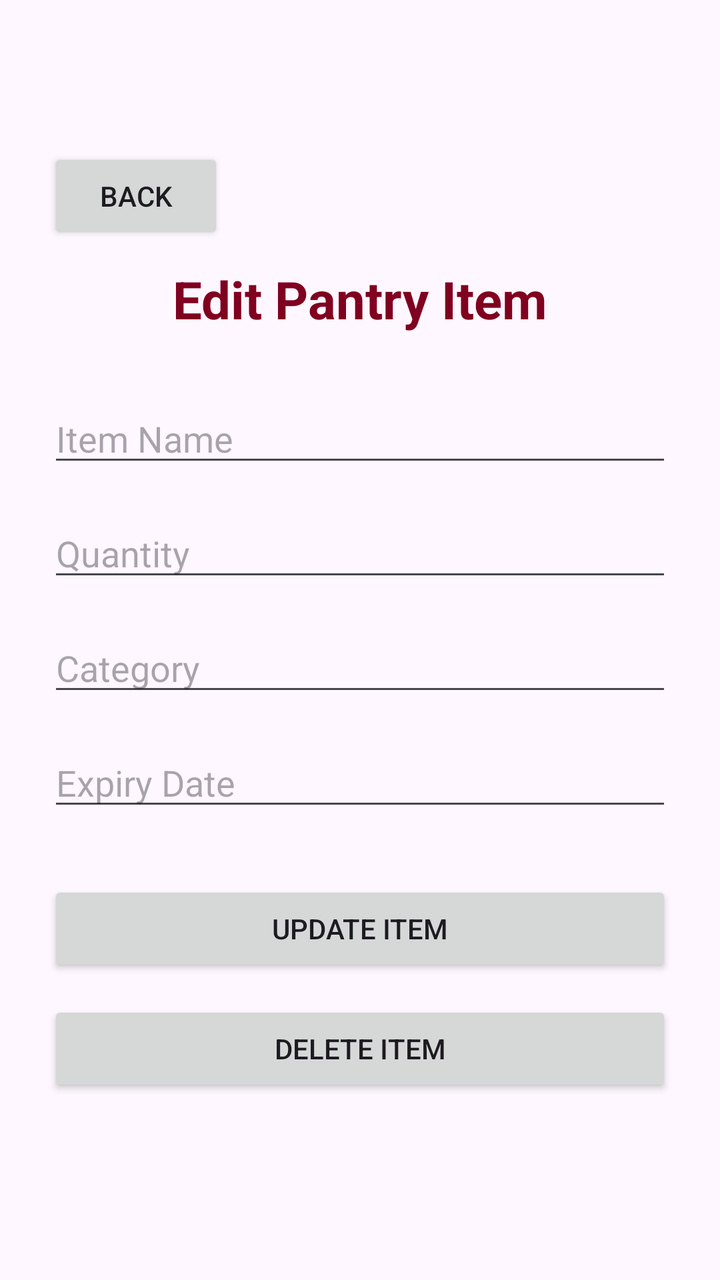
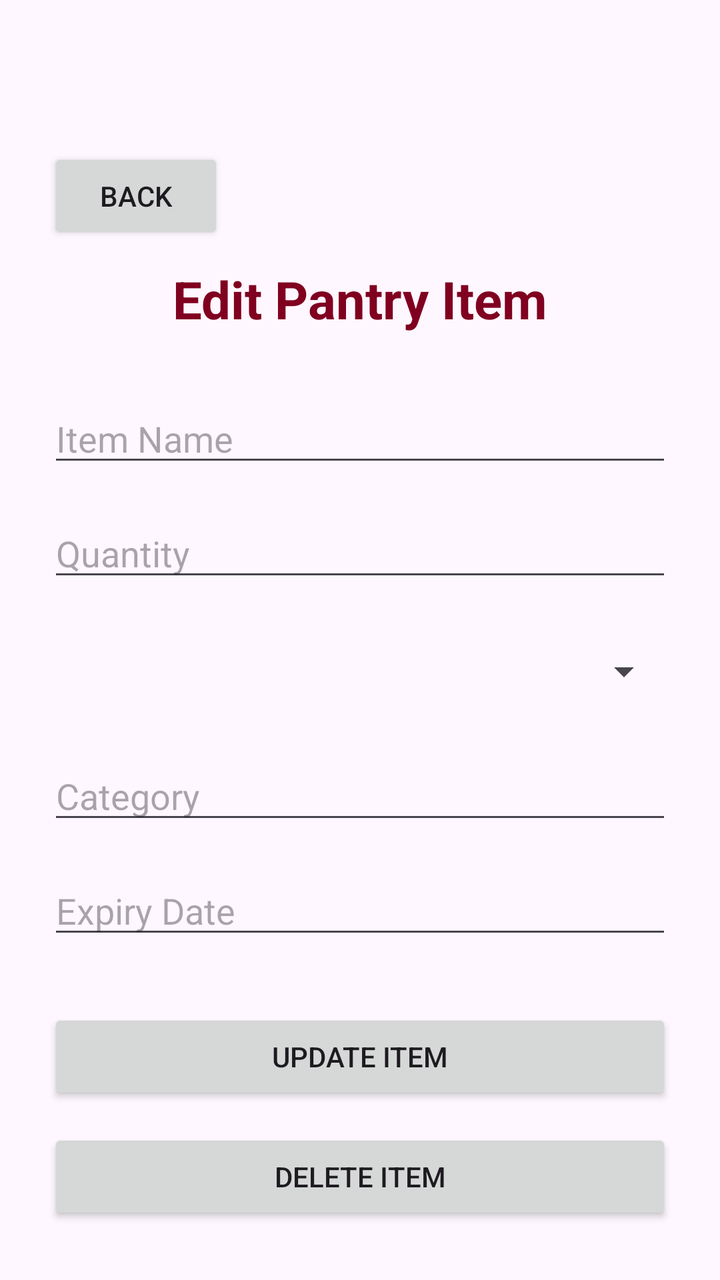

Screens rendered from an Android XML layout before and after an edit, with the pre-edit source and the edit as a unified diff.
<!-- AndroidManifest.xml: application theme Theme.SmartPantryManager -->
<!-- res/layout/activity_edit_item.xml -->
<?xml version="1.0" encoding="utf-8"?>
<androidx.constraintlayout.widget.ConstraintLayout
    xmlns:android="http://schemas.android.com/apk/res/android"
    xmlns:app="http://schemas.android.com/apk/res-auto"
    android:id="@+id/main"
    android:layout_width="match_parent"
    android:layout_height="match_parent"
    android:padding="24dp">

    <Button
        android:id="@+id/backToPantryButton"
        android:layout_width="wrap_content"
        android:layout_height="wrap_content"
        android:text="Back"
        app:layout_constraintTop_toTopOf="parent"
        app:layout_constraintStart_toStartOf="parent"
        android:layout_marginTop="50dp" />

    <TextView
        android:id="@+id/editItemTitle"
        android:layout_width="wrap_content"
        android:layout_height="wrap_content"
        android:text="Edit Pantry Item"
        android:textSize="26sp"
        android:textStyle="bold"
        android:textColor="#800020"
        app:layout_constraintTop_toBottomOf="@id/backToPantryButton"
        app:layout_constraintStart_toStartOf="parent"
        app:layout_constraintEnd_toEndOf="parent"
        android:layout_marginTop="10dp" />

    <EditText
        android:id="@+id/editItemNameInput"
        android:layout_width="0dp"
        android:layout_height="wrap_content"
        android:hint="Item Name"
        android:inputType="text"
        app:layout_constraintTop_toBottomOf="@id/editItemTitle"
        app:layout_constraintStart_toStartOf="parent"
        app:layout_constraintEnd_toEndOf="parent"
        android:layout_marginTop="30dp" />

    <EditText
        android:id="@+id/editQuantityInput"
        android:layout_width="0dp"
        android:layout_height="wrap_content"
        android:hint="Quantity"
        android:inputType="number"
        app:layout_constraintTop_toBottomOf="@id/editItemNameInput"
        app:layout_constraintStart_toStartOf="parent"
        app:layout_constraintEnd_toEndOf="parent"
        android:layout_marginTop="16dp" />

    <EditText
        android:id="@+id/editCategoryInput"
        android:layout_width="0dp"
        android:layout_height="wrap_content"
        android:hint="Category"
        android:inputType="text"
        app:layout_constraintTop_toBottomOf="@id/editQuantityInput"
        app:layout_constraintStart_toStartOf="parent"
        app:layout_constraintEnd_toEndOf="parent"
        android:layout_marginTop="16dp" />

    <EditText
        android:id="@+id/editExpiryDateInput"
        android:layout_width="0dp"
        android:layout_height="wrap_content"
        android:hint="Expiry Date"
        android:focusable="false"
        android:clickable="true"
        app:layout_constraintTop_toBottomOf="@id/editCategoryInput"
        app:layout_constraintStart_toStartOf="parent"
        app:layout_constraintEnd_toEndOf="parent"
        android:layout_marginTop="16dp" />

    <Button
        android:id="@+id/updateItemButton"
        android:layout_width="0dp"
        android:layout_height="wrap_content"
        android:text="Update Item"
        app:layout_constraintTop_toBottomOf="@id/editExpiryDateInput"
        app:layout_constraintStart_toStartOf="parent"
        app:layout_constraintEnd_toEndOf="parent"
        android:layout_marginTop="30dp" />

    <Button
        android:id="@+id/deleteItemButton"
        android:layout_width="0dp"
        android:layout_height="wrap_content"
        android:text="Delete Item"
        app:layout_constraintTop_toBottomOf="@id/updateItemButton"
        app:layout_constraintStart_toStartOf="parent"
        app:layout_constraintEnd_toEndOf="parent"
        android:layout_marginTop="12dp" />

</androidx.constraintlayout.widget.ConstraintLayout>
<!-- resources referenced by this layout -->
<resources>
  <style name="Theme.SmartPantryManager" parent="Base.Theme.SmartPantryManager" />
  <style name="Base.Theme.SmartPantryManager" parent="Theme.Material3.DayNight.NoActionBar">
          
          
      </style>
</resources>

<!-- the commit's change to res/layout/activity_edit_item.xml (unified diff, before → after) -->
@@ -51,13 +51,22 @@
         app:layout_constraintEnd_toEndOf="parent"
         android:layout_marginTop="16dp" />
 
+    <Spinner
+        android:id="@+id/editUnitSpinner"
+        android:layout_width="0dp"
+        android:layout_height="48dp"
+        android:layout_marginTop="16dp"
+        app:layout_constraintTop_toBottomOf="@id/editQuantityInput"
+        app:layout_constraintStart_toStartOf="parent"
+        app:layout_constraintEnd_toEndOf="parent" />
+
     <EditText
         android:id="@+id/editCategoryInput"
         android:layout_width="0dp"
         android:layout_height="wrap_content"
         android:hint="Category"
         android:inputType="text"
-        app:layout_constraintTop_toBottomOf="@id/editQuantityInput"
+        app:layout_constraintTop_toBottomOf="@id/editUnitSpinner"
         app:layout_constraintStart_toStartOf="parent"
         app:layout_constraintEnd_toEndOf="parent"
         android:layout_marginTop="16dp" />
